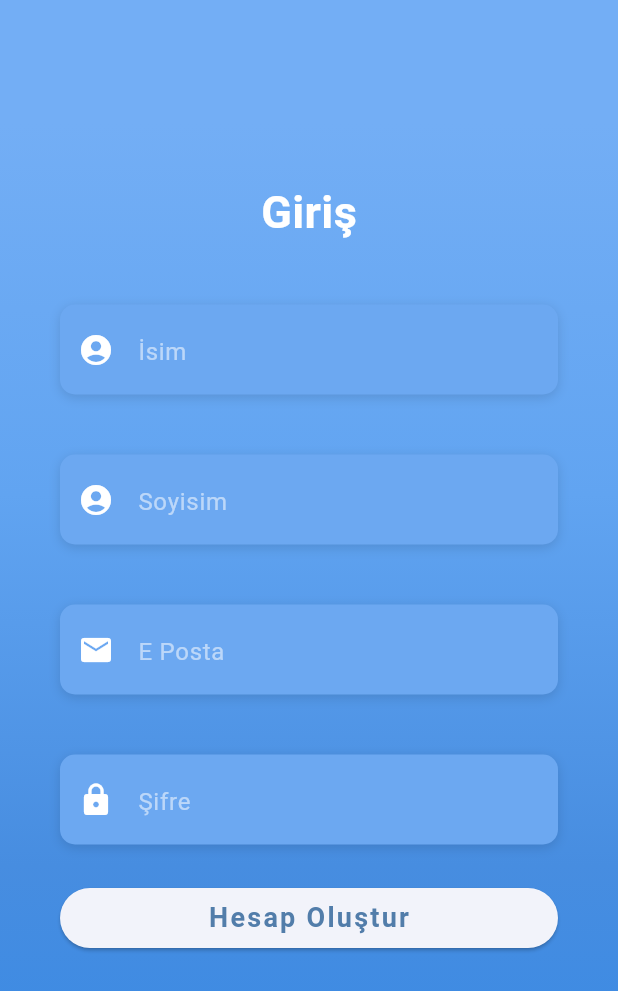
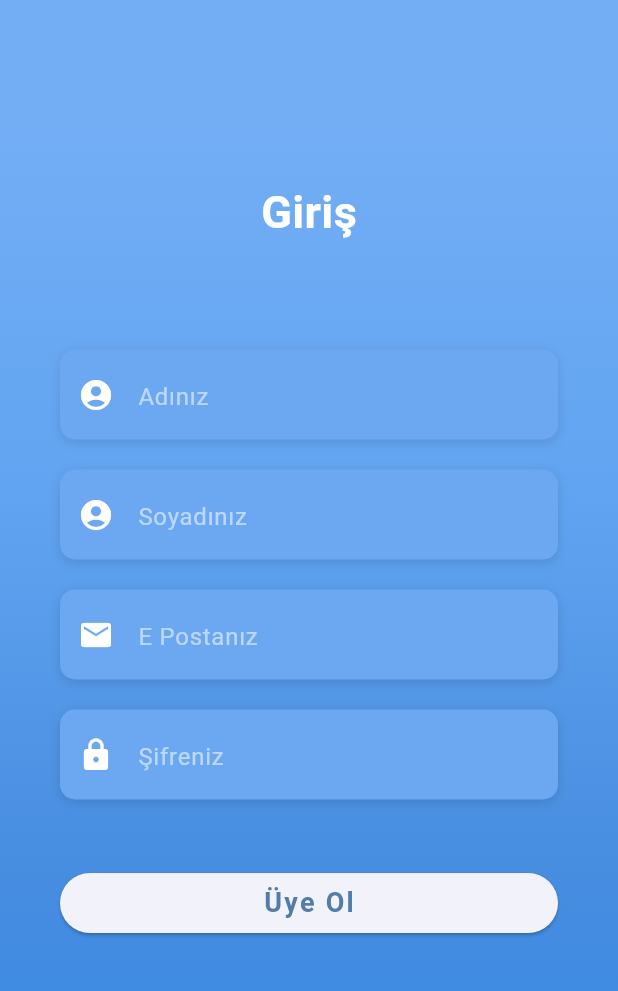
Before and after one commit to Cansalik/chat_app, a Flutter app: the screen it shows after launch, after a tap on an icon or button, on a phone screen of 412 x 824 dp. Shown: the top 991 px of the screen. Run offline on Flutter 3.47's test engine with Material 3 defaults, Android fonts, the phone set to English and light mode, and no system bars; our stand-ins replace file_picker, flutter_riverpod, video_player; missing offline and left inert: grock; network calls fail; Roboto replaces fonts that are missing (OpenSans).

```diff
--- a/lib/main.dart
+++ b/lib/main.dart
@@ -1,8 +1,10 @@
 import 'package:chat_app/views/login_screen.dart';
 import 'package:flutter/material.dart';
+import 'package:flutter_riverpod/flutter_riverpod.dart';
+import 'package:grock/grock.dart';
 
 void main() {
-  runApp(const MyApp());
+  runApp( const ProviderScope(child: MyApp()));
 }
 
 class MyApp extends StatelessWidget {
@@ -12,7 +14,9 @@ class MyApp extends StatelessWidget {
   @override
   Widget build(BuildContext context) {
     return MaterialApp(
-      title: 'Chat App',
+      title: 'Fiencrypt',
+      navigatorKey: Grock.navigationKey,
+      scaffoldMessengerKey: Grock.scaffoldMessengerKey,
       debugShowCheckedModeBanner: false,
       theme: ThemeData(
         colorScheme: ColorScheme.fromSeed(seedColor: Colors.blue),
--- /dev/null
+++ b/lib/riverpod/riverpod_management.dart
@@ -0,0 +1,6 @@
+import 'package:chat_app/riverpod/register_riverpod.dart';
+import 'package:flutter_riverpod/flutter_riverpod.dart';
+import 'login_riverpod.dart';
+
+final loginRiverpod = ChangeNotifierProvider((_) => LoginRiverpod());
+final registerRiverpod = ChangeNotifierProvider((_) => RegisterRiverpod());
--- a/lib/views/login_screen.dart
+++ b/lib/views/login_screen.dart
@@ -1,15 +1,18 @@
-import 'package:chat_app/views/home_screen.dart';
 import 'package:chat_app/views/register_screen.dart';
 import 'package:flutter/material.dart';
 import 'package:flutter/services.dart';
+import 'package:flutter_riverpod/flutter_riverpod.dart';
+import '../riverpod/riverpod_management.dart';
 import '../utilities/constants.dart';
 
-class loginScreen extends StatefulWidget {
+class loginScreen extends ConsumerStatefulWidget {
   @override
-  _loginScreenState createState() => _loginScreenState();
+  ConsumerState<ConsumerStatefulWidget> createState() => _LoginState();
 }
 
-class _loginScreenState extends State<loginScreen> {
+class _LoginState extends ConsumerState<loginScreen> {
+  TextEditingController tfEmail = TextEditingController();
+  TextEditingController tfPassword = TextEditingController();
 
   @override
   Widget build(BuildContext context) {
@@ -58,24 +61,8 @@ class _loginScreenState extends State<loginScreen> {
                         ),
                       ),
                       const SizedBox(height: 30.0),
-                      _buildEmailTF(),
                       const SizedBox(height: 30.0,),
-                      _buildPasswordTF(),
-                      _buildLoginBtn(),
-                      _buildSignupBtn(),
-                    ],
-                  ),
-                ),
-              )
-            ],
-          ),
-        ),
-      ),
-    );
-  }
-
-  Widget _buildEmailTF() {
-    return Column(
+                      Column(
                         crossAxisAlignment: CrossAxisAlignment.start,
                         children: <Widget>[
                           SizedBox(height: 10.0),
@@ -83,8 +70,9 @@ class _loginScreenState extends State<loginScreen> {
                             alignment: Alignment.centerLeft,
                             decoration: kBoxDecorationStyle,
                             height: 60.0,
-          child: const TextField(
+                            child: TextField(
                               keyboardType: TextInputType.emailAddress,
+                              controller: tfEmail,
                               style: TextStyle(
                                 color: Colors.white,
                                 fontFamily: 'OpenSans',
@@ -102,11 +90,9 @@ class _loginScreenState extends State<loginScreen> {
                             ),
                           ),
                         ],
-    );
-  }
-
-  Widget _buildPasswordTF() {
-    return Column(
+                      ),
+                      SizedBox(height: 10,),
+                      Column(
                         crossAxisAlignment: CrossAxisAlignment.start,
                         children: <Widget>[
                           SizedBox(height: 10.0),
@@ -114,7 +100,8 @@ class _loginScreenState extends State<loginScreen> {
                             alignment: Alignment.centerLeft,
                             decoration: kBoxDecorationStyle,
                             height: 60.0,
-          child: const TextField(
+                            child:TextField(
+                              controller: tfPassword,
                               obscureText: true,
                               style: TextStyle(
                                 color: Colors.white,
@@ -133,17 +120,15 @@ class _loginScreenState extends State<loginScreen> {
                             ),
                           ),
                         ],
-    );
-  }
-
-  Widget _buildLoginBtn() {
-    return Container(
+                      ),
+                      SizedBox(height: 20,),
+                      Container(
                         padding: EdgeInsets.symmetric(vertical: 25.0),
                         width: double.infinity,
                         child: ElevatedButton(
                           onPressed: ()
                           {
-          Navigator.push(context, MaterialPageRoute(builder: (context) => homePage()));
+                            ref.read(loginRiverpod).fetch(tfEmail.text,tfPassword.text);
                           },
                           child: const Text(
                             'Giriş Yap',
@@ -156,11 +141,8 @@ class _loginScreenState extends State<loginScreen> {
                             ),
                           ),
                         ),
-    );
-  }
-
-  Widget _buildSignupBtn() {
-    return GestureDetector(
+                      ),
+                      GestureDetector(
                         onTap: ()
                         {
                           Navigator.push(context, MaterialPageRoute(builder: (context) => registerScreen()));
@@ -187,6 +169,65 @@ class _loginScreenState extends State<loginScreen> {
                             ],
                           ),
                         ),
+                      )
+                    ],
+                  ),
+                ),
+              )
+            ],
+          ),
+        ),
+      ),
     );
   }
+
+
+
+
+
+
+
+
+  /*Widget build(BuildContext context) {
+    return Scaffold(
+      body: Center(
+        child: Padding(
+          padding: 20.allP,
+          child: Column(
+            mainAxisAlignment: MainAxisAlignment.spaceEvenly,
+            children: [
+              TextField(
+                controller: tfEmail,
+                decoration: InputDecoration(
+                  hintText: "E-Mail",
+                  border: OutlineInputBorder(
+                    borderRadius: 10.allBR,
+                  ),
+                ),
+              ),
+              TextField(
+                controller: tfPassword,
+                obscureText: true,
+                decoration: InputDecoration(
+                  hintText: "Şifre",
+                  border: OutlineInputBorder(
+                    borderRadius: 10.allBR,
+                  ),
+                ),
+              ),
+              SizedBox(
+                width: Grock.width,
+                child: ElevatedButton(
+                  onPressed: () => ref.read(loginRiverpod).fetch(tfEmail.text,tfPassword.text),
+                  child: const Text(
+                    "Giriş Yap",
+                  ),
+                ),
+              ),
+            ],
+          ),
+        ),
+      ),
+    );
+  }*/
 }
--- a/lib/views/register_screen.dart
+++ b/lib/views/register_screen.dart
@@ -1,13 +1,19 @@
 import 'package:flutter/material.dart';
 import 'package:flutter/services.dart';
+import 'package:flutter_riverpod/flutter_riverpod.dart';
+import '../riverpod/riverpod_management.dart';
 import '../utilities/constants.dart';
 
-class registerScreen extends StatefulWidget {
+class registerScreen extends ConsumerStatefulWidget {
   @override
-  _registerScreenState createState() => _registerScreenState();
+  ConsumerState<ConsumerStatefulWidget> createState() => _LoginState();
 }
 
-class _registerScreenState extends State<registerScreen> {
+class _LoginState extends ConsumerState<registerScreen> {
+  TextEditingController tfEmail = TextEditingController();
+  TextEditingController tfPassword = TextEditingController();
+  TextEditingController tfFirstName = TextEditingController();
+  TextEditingController tfLastName = TextEditingController();
 
   @override
   Widget build(BuildContext context) {
@@ -56,26 +62,8 @@ class _registerScreenState extends State<registerScreen> {
                         ),
                       ),
                       const SizedBox(height: 30.0),
-                      _buildNameTF(),
                       const SizedBox(height: 30.0,),
-                      _buildLastNameTF(),
-                      const SizedBox(height: 30.0,),
-                      _buildEmailTF(),
-                      const SizedBox(height: 30.0,),
-                      _buildPasswordTF(),
-                      _buildSignUpBtn(),
-                    ],
-                  ),
-                ),
-              )
-            ],
-          ),
-        ),
-      ),
-    );
-  }
-  Widget _buildNameTF() {
-    return Column(
+                      Column(
                         crossAxisAlignment: CrossAxisAlignment.start,
                         children: <Widget>[
                           SizedBox(height: 10.0),
@@ -84,7 +72,7 @@ class _registerScreenState extends State<registerScreen> {
                             decoration: kBoxDecorationStyle,
                             height: 60.0,
                             child: TextField(
-            keyboardType: TextInputType.emailAddress,
+                              controller: tfFirstName,
                               style: TextStyle(
                                 color: Colors.white,
                                 fontFamily: 'OpenSans',
@@ -96,17 +84,15 @@ class _registerScreenState extends State<registerScreen> {
                                   Icons.account_circle,
                                   color: Colors.white,
                                 ),
-              hintText: 'İsim',
+                                hintText: 'Adınız',
                                 hintStyle: kHintTextStyle,
                               ),
                             ),
                           ),
                         ],
-    );
-  }
-
-  Widget _buildLastNameTF() {
-    return Column(
+                      ),
+                      SizedBox(height: 10,),
+                      Column(
                         crossAxisAlignment: CrossAxisAlignment.start,
                         children: <Widget>[
                           SizedBox(height: 10.0),
@@ -115,7 +101,7 @@ class _registerScreenState extends State<registerScreen> {
                             decoration: kBoxDecorationStyle,
                             height: 60.0,
                             child: TextField(
-            keyboardType: TextInputType.emailAddress,
+                              controller: tfLastName,
                               style: TextStyle(
                                 color: Colors.white,
                                 fontFamily: 'OpenSans',
@@ -127,17 +113,15 @@ class _registerScreenState extends State<registerScreen> {
                                   Icons.account_circle,
                                   color: Colors.white,
                                 ),
-              hintText: 'Soyisim',
+                                hintText: 'Soyadınız',
                                 hintStyle: kHintTextStyle,
                               ),
                             ),
                           ),
                         ],
-    );
-  }
-
-  Widget _buildEmailTF() {
-    return Column(
+                      ),
+                      SizedBox(height: 10,),
+                      Column(
                         crossAxisAlignment: CrossAxisAlignment.start,
                         children: <Widget>[
                           SizedBox(height: 10.0),
@@ -146,6 +130,7 @@ class _registerScreenState extends State<registerScreen> {
                             decoration: kBoxDecorationStyle,
                             height: 60.0,
                             child: TextField(
+                              controller: tfEmail,
                               keyboardType: TextInputType.emailAddress,
                               style: TextStyle(
                                 color: Colors.white,
@@ -158,17 +143,15 @@ class _registerScreenState extends State<registerScreen> {
                                   Icons.email,
                                   color: Colors.white,
                                 ),
-              hintText: 'E Posta',
+                                hintText: 'E Postanız',
                                 hintStyle: kHintTextStyle,
                               ),
                             ),
                           ),
                         ],
-    );
-  }
-
-  Widget _buildPasswordTF() {
-    return Column(
+                      ),
+                      SizedBox(height: 10,),
+                      Column(
                         crossAxisAlignment: CrossAxisAlignment.start,
                         children: <Widget>[
                           SizedBox(height: 10.0),
@@ -177,6 +160,7 @@ class _registerScreenState extends State<registerScreen> {
                             decoration: kBoxDecorationStyle,
                             height: 60.0,
                             child: TextField(
+                              controller: tfPassword,
                               obscureText: true,
                               style: TextStyle(
                                 color: Colors.white,
@@ -189,23 +173,24 @@ class _registerScreenState extends State<registerScreen> {
                                   Icons.lock,
                                   color: Colors.white,
                                 ),
-              hintText: 'Şifre',
+                                hintText: 'Şifreniz',
                                 hintStyle: kHintTextStyle,
                               ),
                             ),
                           ),
                         ],
-    );
-  }
-
-  Widget _buildSignUpBtn() {
-    return Container(
+                      ),
+                      SizedBox(height: 20,),
+                      Container(
                         padding: EdgeInsets.symmetric(vertical: 25.0),
                         width: double.infinity,
                         child: ElevatedButton(
-        onPressed: () => print('Giriş Yap Butonuna Tıklandı'),
+                          onPressed: ()
+                          {
+                            ref.read(registerRiverpod).fetch(tfEmail.text, tfPassword.text, tfFirstName.text, tfLastName.text);
+                          },
                           child: const Text(
-          'Hesap Oluştur',
+                            'Üye Ol',
                             style: TextStyle(
                               color: Color(0xFF527DAA),
                               letterSpacing: 1.5,
@@ -215,7 +200,15 @@ class _registerScreenState extends State<registerScreen> {
                             ),
                           ),
                         ),
+                      ),
+                    ],
+                  ),
+                ),
+              )
+            ],
+          ),
+        ),
+      ),
     );
   }
-
 }
--- a/pubspec.yaml
+++ b/pubspec.yaml
@@ -38,6 +38,10 @@ dependencies:
   file_picker: ^6.1.1
   video_player: ^2.8.1
   http: ^1.1.2
+  riverpod: ^2.4.9
+  dio: ^5.4.0
+  grock: ^0.5.5
+  flutter_riverpod: ^2.4.9
 
 dev_dependencies:
   flutter_test:
```
Also changed, not shown: lib/models/login_model.dart (added, +41 -0 lines), lib/riverpod/login_riverpod.dart (added, +23 -0 lines), lib/riverpod/register_riverpod.dart (added, +25 -0 lines), lib/service/services.dart (added, +54 -0 lines), lib/models/users.dart (deleted), pubspec.lock. Lines whose indentation alone changed are shown as unchanged.
